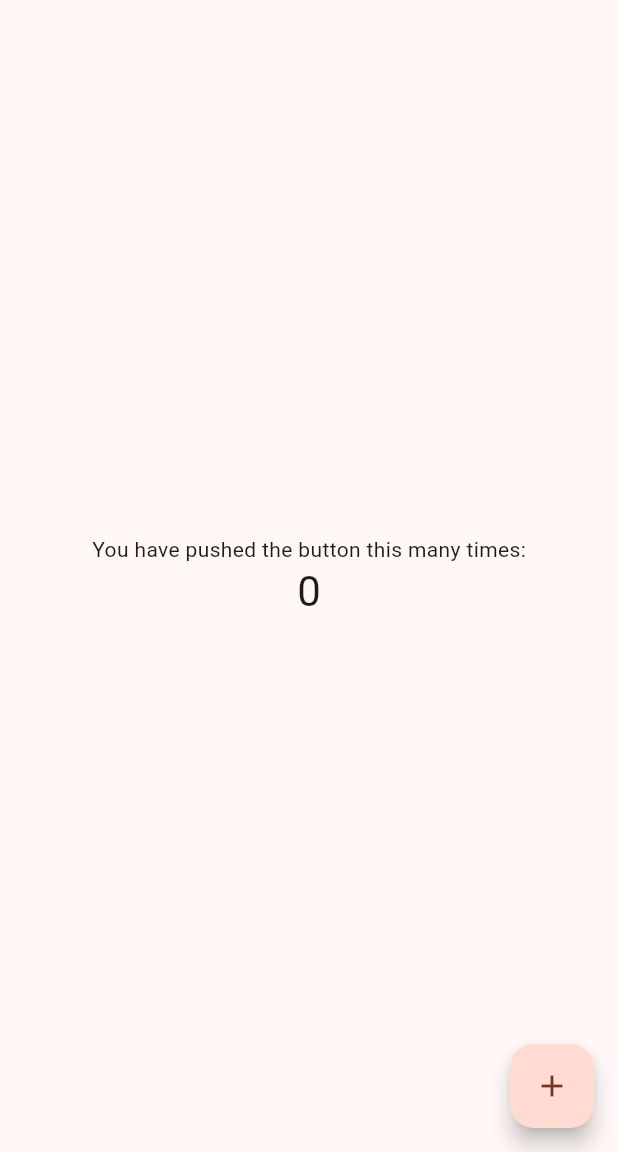
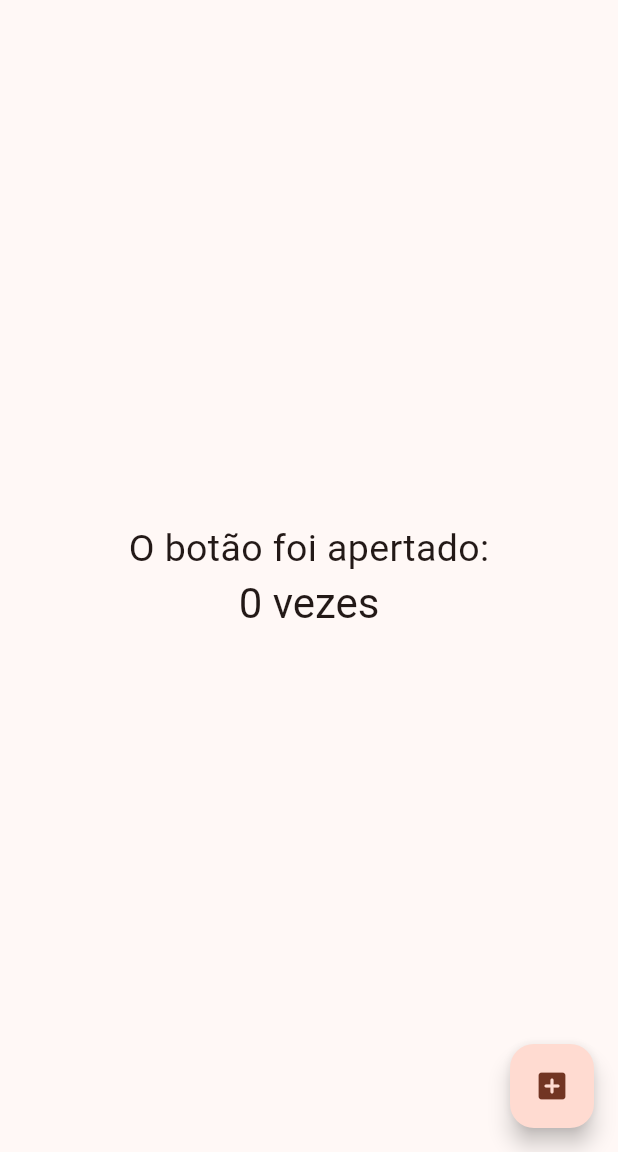
Before and after one commit to Charles-XavierS/bootcamp-flutter-dio, a Flutter app: the screen it shows after launch, on a phone screen of 412 x 824 dp, the part 84-1236 px from its top. Run offline on Flutter 3.47's test engine with Material 2 defaults, Android fonts, the phone set to English and light mode, and no system bars.

Commit message:
style: Alterações nos textos e icone.
Alterado tamanho e as frases do centro da aplicação. Alterado o botão de adicionar.

```diff
--- a/lib/main.dart
+++ b/lib/main.dart
@@ -106,10 +106,11 @@
           mainAxisAlignment: MainAxisAlignment.center,
           children: <Widget>[
             const Text(
-              'You have pushed the button this many times:',
+              'O botão foi apertado:',
+              style: TextStyle(fontSize: 25),
             ),
             Text(
-              '$_counter',
+              '$_counter vezes',
               style: Theme.of(context).textTheme.headlineMedium,
             ),
           ],
@@ -118,7 +119,7 @@
       floatingActionButton: FloatingActionButton(
         onPressed: _incrementCounter,
         tooltip: 'Increment',
-        child: const Icon(Icons.add),
+        child: const Icon(Icons.add_box_rounded),
       ), // This trailing comma makes auto-formatting nicer for build methods.
     );
   }
```
